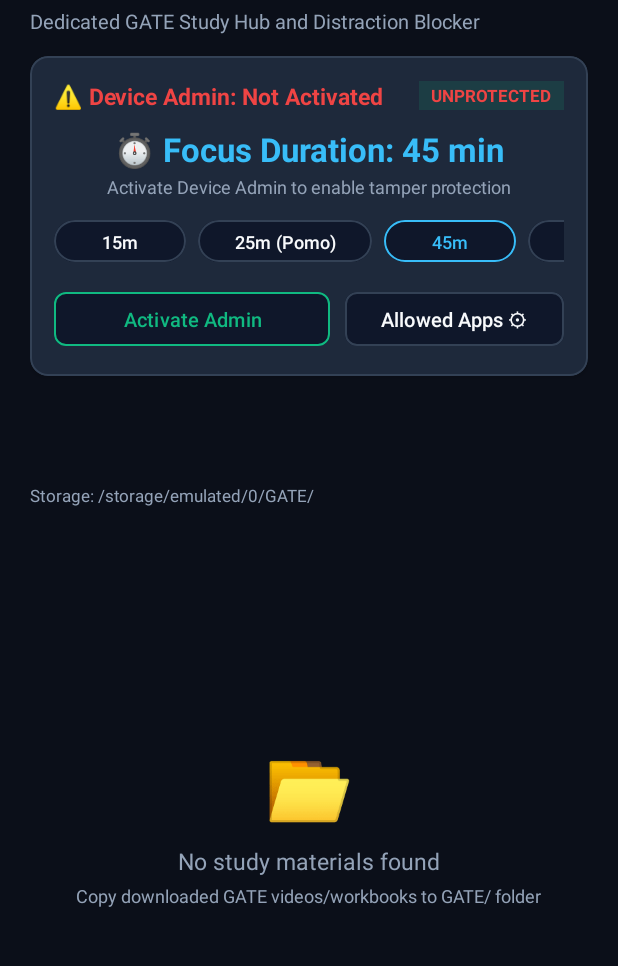
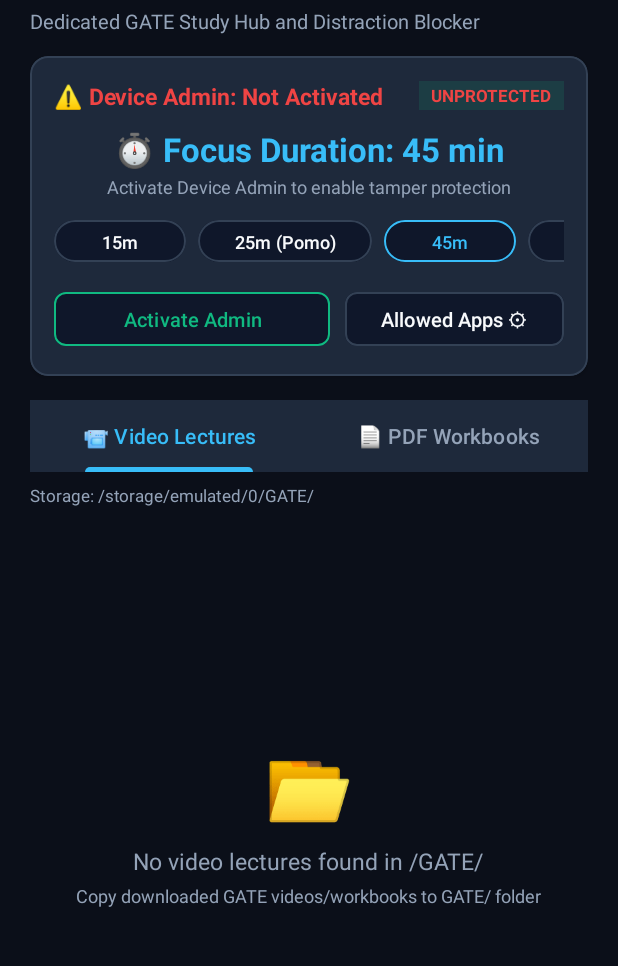
Before and after one commit to nabhat/study_launcher, an Android app: the screen it shows after launch (MainActivity), after a tap on "↻ Scan", on a phone screen of 412 x 824 dp, the part 86-1052 px from its top. Run offline under Robolectric (Android 15) with nearby library versions, the phone set to English and light mode, and no system bars; 1 statement that could not run was skipped.

Commit message:
Restore Video Lectures and PDF Workbooks tab items in TabLayout

```diff
--- a/app/src/main/java/com/gatefocus/launcher/MainActivity.kt
+++ b/app/src/main/java/com/gatefocus/launcher/MainActivity.kt
@@ -36,6 +36,7 @@ class MainActivity : AppCompatActivity() {
     private lateinit var rvVideos: RecyclerView
     private lateinit var rvPdfs: RecyclerView
     private lateinit var layoutEmptyState: LinearLayout
+    private lateinit var tvEmptyMessage: TextView
     private lateinit var tabLayout: TabLayout
     private lateinit var btnKioskToggle: MaterialButton
     private lateinit var btnAllowedApps: MaterialButton
@@ -63,6 +64,7 @@ class MainActivity : AppCompatActivity() {
         rvVideos = findViewById(R.id.rvVideos)
         rvPdfs = findViewById(R.id.rvPdfs)
         layoutEmptyState = findViewById(R.id.layoutEmptyState)
+        tvEmptyMessage = findViewById(R.id.tvEmptyMessage)
         tabLayout = findViewById(R.id.tabLayout)
         btnKioskToggle = findViewById(R.id.btnKioskToggle)
         btnAllowedApps = findViewById(R.id.btnAllowedApps)
@@ -77,6 +79,11 @@ class MainActivity : AppCompatActivity() {
 
         rvVideos.layoutManager = LinearLayoutManager(this)
         rvPdfs.layoutManager = LinearLayoutManager(this)
+
+        if (tabLayout.tabCount == 0) {
+            tabLayout.addTab(tabLayout.newTab().setText("📹 Video Lectures"))
+            tabLayout.addTab(tabLayout.newTab().setText("📄 PDF Workbooks"))
+        }
 
         tabLayout.addOnTabSelectedListener(object : TabLayout.OnTabSelectedListener {
             override fun onTabSelected(tab: TabLayout.Tab?) {
@@ -388,6 +395,13 @@ class MainActivity : AppCompatActivity() {
 
     private fun checkEmptyState(isEmpty: Boolean) {
         layoutEmptyState.visibility = if (isEmpty) View.VISIBLE else View.GONE
+        if (isEmpty) {
+            tvEmptyMessage.text = if (tabLayout.selectedTabPosition == 0) {
+                "No video lectures found in /GATE/"
+            } else {
+                "No PDF workbooks found in /GATE/"
+            }
+        }
     }
 
     private fun loadStudyFiles() {
--- a/app/src/main/res/layout/activity_main.xml
+++ b/app/src/main/res/layout/activity_main.xml
@@ -249,10 +249,21 @@
         android:layout_width="match_parent"
         android:layout_height="wrap_content"
         android:layout_marginTop="16dp"
-        android:background="@color/background"
+        android:background="@color/card_bg"
         app:tabIndicatorColor="@color/accent"
         app:tabSelectedTextColor="@color/accent"
-        app:tabTextColor="@color/text_secondary" />
+        app:tabTextColor="@color/text_secondary">
+
+        <com.google.android.material.tabs.TabItem
+            android:layout_width="wrap_content"
+            android:layout_height="wrap_content"
+            android:text="📹 Video Lectures" />
+
+        <com.google.android.material.tabs.TabItem
+            android:layout_width="wrap_content"
+            android:layout_height="wrap_content"
+            android:text="📄 PDF Workbooks" />
+    </com.google.android.material.tabs.TabLayout>
 
     <!-- Storage Path Info -->
     <TextView
```
